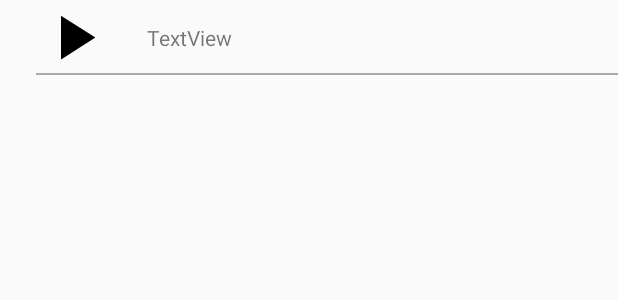
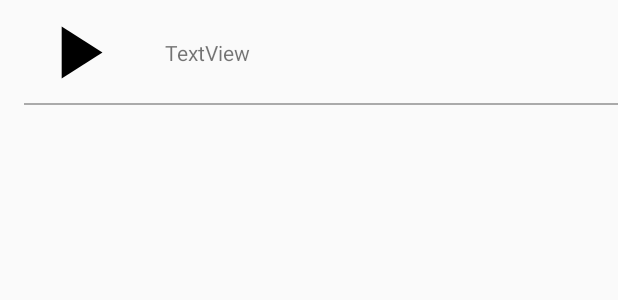
Before and after one commit to bazrafkan/PopularMovies, an Android app: the layout trailers_list_item.xml on its own in the app's theme, with its tools: preview values and no code run, on a phone screen of 412 x 824 dp. Shown: the top 300 px of the screen. Run offline under Robolectric (Android 15) with nearby library versions, the phone set to English and light mode, and no system bars.

Commit message:
fix: update trailers list

```diff
--- a/app/src/main/res/layout/trailers_list.xml
+++ b/app/src/main/res/layout/trailers_list.xml
@@ -18,6 +18,7 @@
         android:layout_height="wrap_content"
         android:layout_marginTop="8dp"
         android:text="@string/trailers"
+        android:textSize="20sp"
         app:layout_constraintStart_toStartOf="@+id/trailers_divider_view"
         app:layout_constraintTop_toBottomOf="@+id/trailers_divider_view" />
 
@@ -25,6 +26,7 @@
         android:id="@+id/rv_trailers_movie"
         android:layout_width="match_parent"
         android:layout_height="wrap_content"
+        android:layout_marginTop="8dp"
         app:layout_constraintStart_toStartOf="parent"
         app:layout_constraintTop_toBottomOf="@+id/text_view_trailers" />
 </androidx.constraintlayout.widget.ConstraintLayout>
--- a/app/src/main/res/layout/trailers_list_item.xml
+++ b/app/src/main/res/layout/trailers_list_item.xml
@@ -7,11 +7,13 @@
 
     <ImageView
         android:id="@+id/imageView"
-        android:layout_width="50dp"
-        android:layout_height="50dp"
-        android:layout_marginStart="24dp"
-        android:layout_marginLeft="24dp"
-        android:contentDescription="show trailer"
+        android:layout_width="70dp"
+        android:layout_height="70dp"
+        android:layout_marginStart="16dp"
+        android:layout_marginLeft="16dp"
+        android:contentDescription="@string/play_trailer"
+        android:paddingTop="5dp"
+        android:paddingBottom="5dp"
         android:src="@drawable/ic_play_arrow_black_24dp"
         app:layout_constraintStart_toStartOf="parent"
         app:layout_constraintTop_toTopOf="parent" />
```
